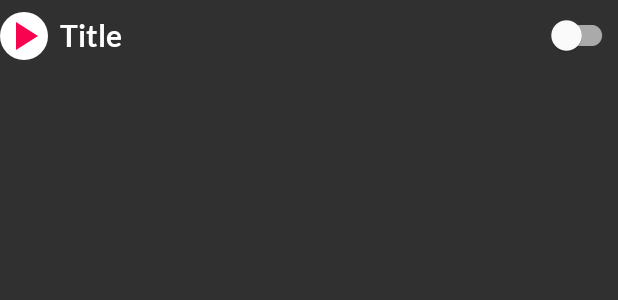
After one commit to kerimovscreations/late-android, an Android app: the layout list_item_reminder_option.xml on its own in the app's theme, with its tools: preview values and no code run, on a phone screen of 412 x 824 dp. The commit adds this screen. Shown: the top 300 px of the screen. Run offline under Robolectric (Android 15) with nearby library versions, the phone set to English and light mode, and no system bars.

Commit message:
created reminder option selector dialog

```diff
--- a/app/build.gradle
+++ b/app/build.gradle
@@ -27,6 +27,7 @@ dependencies {
     implementation fileTree(dir: 'libs', include: ['*.jar'])
     implementation 'com.jakewharton:butterknife:10.1.0'
     annotationProcessor 'com.jakewharton:butterknife-compiler:10.1.0'
+    implementation 'androidx.recyclerview:recyclerview:1.1.0-beta01'
 
     implementation "android.arch.work:work-runtime:$rootProject.workVersion"
 
--- /dev/null
+++ b/app/src/main/res/drawable/bg_transparent_red.xml
@@ -0,0 +1,6 @@
+<?xml version="1.0" encoding="utf-8"?>
+<shape xmlns:android="http://schemas.android.com/apk/res/android"
+    android:shape="rectangle">
+    <solid android:color="#c04A0017" />
+    <corners android:radius="@dimen/small_margin"/>
+</shape>
--- /dev/null
+++ b/app/src/main/res/drawable/selector_switch.xml
@@ -0,0 +1,5 @@
+<?xml version="1.0" encoding="utf-8"?>
+<selector xmlns:android="http://schemas.android.com/apk/res/android">
+    <item android:color="@color/colorRed" android:state_checked="true"/>
+    <item android:color="@color/colorGray" android:state_checked="false"/>
+</selector>
--- /dev/null
+++ b/app/src/main/res/layout/list_item_reminder_option.xml
@@ -0,0 +1,45 @@
+<?xml version="1.0" encoding="utf-8"?>
+<RelativeLayout xmlns:android="http://schemas.android.com/apk/res/android"
+    xmlns:app="http://schemas.android.com/apk/res-auto"
+    xmlns:tools="http://schemas.android.com/tools"
+    android:layout_width="match_parent"
+    android:layout_height="wrap_content"
+    android:paddingTop="@dimen/medium_margin"
+    android:paddingBottom="@dimen/medium_margin">
+
+    <ImageView
+        android:id="@+id/ic_play"
+        android:layout_width="32dp"
+        android:layout_height="32dp"
+        android:layout_centerVertical="true"
+        android:background="@drawable/bg_play_btn"
+        android:contentDescription="@string/play_icon"
+        android:tint="@color/colorRed"
+        app:srcCompat="@drawable/ic_play_arrow_white_24dp" />
+
+    <androidx.appcompat.widget.SwitchCompat
+        android:id="@+id/selector"
+        android:layout_width="wrap_content"
+        android:layout_height="wrap_content"
+        android:layout_alignParentEnd="true"
+        android:layout_centerVertical="true"
+        app:thumbTint="@color/colorWhite"
+        app:trackTint="@drawable/selector_switch" />
+
+    <TextView
+        android:id="@+id/title"
+        android:layout_width="match_parent"
+        android:layout_height="wrap_content"
+        android:layout_centerVertical="true"
+        android:layout_marginStart="@dimen/medium_margin"
+        android:layout_marginEnd="@dimen/medium_margin"
+        android:layout_toStartOf="@id/selector"
+        android:layout_toEndOf="@id/ic_play"
+        android:fontFamily="@font/lato_bold"
+        android:text="Title"
+        android:textColor="@color/colorWhite"
+        android:textSize="20sp"
+        tools:ignore="HardcodedText" />
+
+
+</RelativeLayout>
--- a/app/src/main/res/values/colors.xml
+++ b/app/src/main/res/values/colors.xml
@@ -6,5 +6,6 @@
     <color name="colorAccentAlternative">#EB4986</color>
     <color name="colorAccentAlternative2">#865FC1</color>
     <color name="colorWhite">#FFFFFF</color>
+    <color name="colorGray">#aaaaaa</color>
     <color name="colorRed">#F7034F</color>
 </resources>
```
Also changed, not shown: app/src/main/java/com/kerimovscreations/lateandroid/activities/MainActivity.java (+13 -7 lines), app/src/main/java/com/kerimovscreations/lateandroid/adapters/ReminderOptionRecyclerViewAdapter.java (added, +83 -0 lines), app/src/main/java/com/kerimovscreations/lateandroid/dialogs/ReminderPickerDialogFragment.java (added, +153 -0 lines), app/src/main/java/com/kerimovscreations/lateandroid/models/ReminderOption.java (added, +48 -0 lines), app/src/main/res/layout/dialog_reminder_picker.xml (added, +56 -0 lines), app/src/main/res/values/strings.xml (+17 -0 lines), 1 other file.
